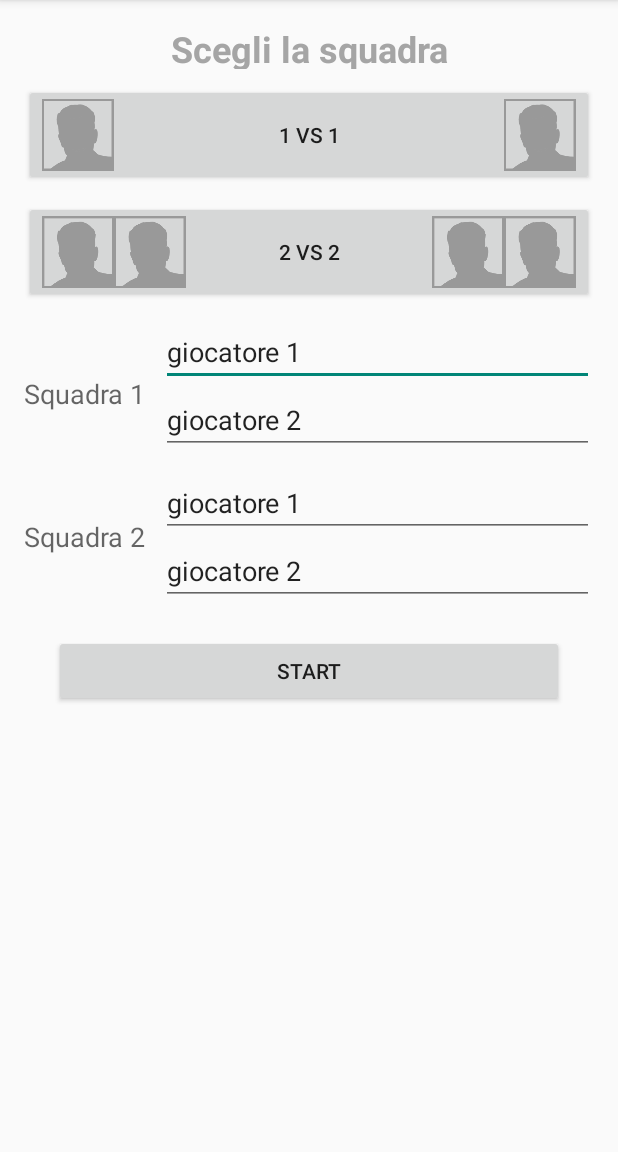
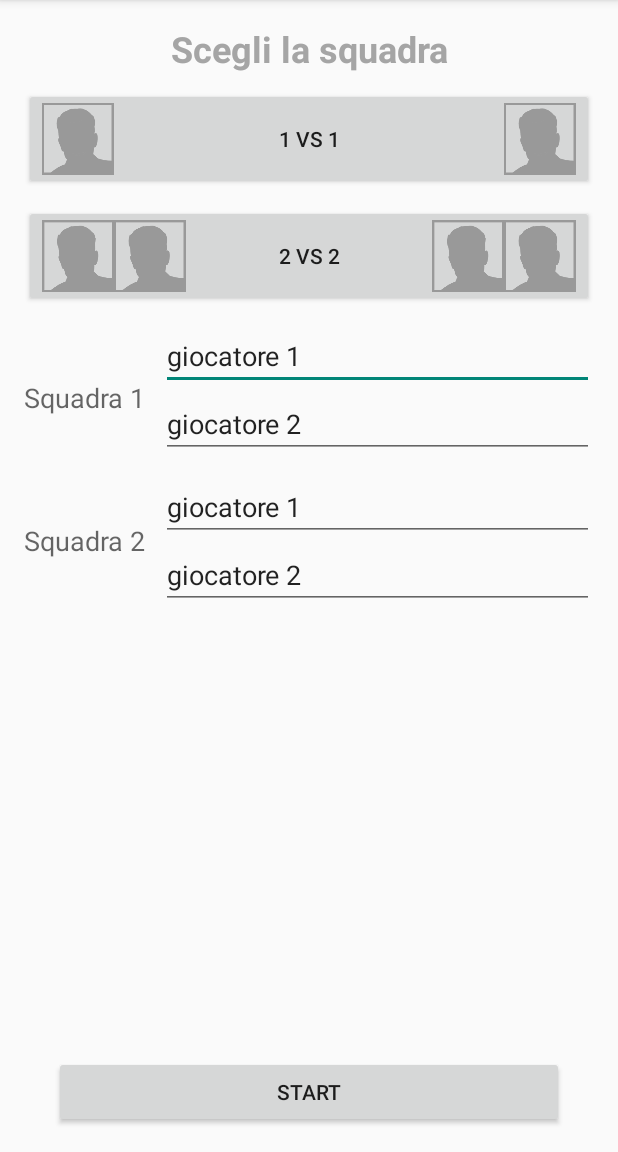
Before and after one commit to powettino/BurracoScore, an Android app: the screen it shows after launch (TeamLogin), on a phone screen of 412 x 824 dp, the part 84-1236 px from its top. Run offline under Robolectric (Android 15) with nearby library versions, the phone set to English and light mode, and no system bars.

Commit message:
aggiunto il realtive layout funzionante(ok ora)

```diff
--- a/app/src/main/res/layout/activity_team_login.xml
+++ b/app/src/main/res/layout/activity_team_login.xml
@@ -2,149 +2,159 @@
     xmlns:tools="http://schemas.android.com/tools"
     android:layout_width="match_parent"
     android:layout_height="match_parent"
+    android:orientation="vertical"
+    android:paddingBottom="@dimen/activity_vertical_margin"
     android:paddingLeft="@dimen/activity_horizontal_margin"
     android:paddingRight="@dimen/activity_horizontal_margin"
     android:paddingTop="@dimen/activity_vertical_margin"
-    android:paddingBottom="@dimen/activity_vertical_margin"
-    tools:context=".TeamLogin"
-    android:orientation="vertical"
-    android:weightSum="100">
+    tools:context=".TeamLogin">
 
     <TextView
+        android:id="@+id/typeGame"
         android:layout_width="fill_parent"
         android:layout_height="wrap_content"
+        android:layout_gravity="center"
+        android:gravity="center"
+        android:text="@string/tipoPartita"
         android:textAppearance="?android:attr/textAppearanceLarge"
-        android:text="@string/tipoPartita"
-        android:id="@+id/typeGame"
-        android:gravity="center"
         android:textColor="#ffa5a5a5"
         android:textSize="@dimen/abc_text_size_headline_material"
-        android:textStyle="bold"
-        android:layout_gravity="center"
-        android:layout_weight="10" />
+        android:textStyle="bold" />
 
     <LinearLayout
         android:layout_width="fill_parent"
-        android:layout_height="fill_parent"
-        android:columnCount="1"
-        android:rowCount="3"
-        android:orientation="vertical"
-        android:layout_gravity="center"
-        android:layout_weight="90">
+        android:layout_height="match_parent"
+        android:layout_gravity="center|bottom"
+        android:orientation="vertical">
+
+        <RelativeLayout
+            android:layout_width="fill_parent"
+            android:layout_height="match_parent"
+            android:layout_gravity="center">
 
             <Button
+                android:id="@+id/single"
                 android:layout_width="match_parent"
                 android:layout_height="wrap_content"
-            android:text="@string/gameSingolo"
-            android:id="@+id/single"
                 android:layout_gravity="center"
+                android:layout_marginTop="10sp"
                 android:drawableLeft="@drawable/avatar"
                 android:drawableRight="@drawable/avatar"
-            android:layout_marginTop="10sp" />
+                android:text="@string/gameSingolo"
+                android:layout_alignParentTop="true" />
 
             <Button
+                android:id="@+id/couple"
                 android:layout_width="match_parent"
                 android:layout_height="wrap_content"
-            android:text="@string/gameDoppio"
-            android:id="@+id/couple"
                 android:layout_gravity="center"
+                android:layout_marginTop="10sp"
                 android:drawableLeft="@drawable/d_avatar"
                 android:drawableRight="@drawable/d_avatar"
-            android:layout_marginTop="10sp"/>
+                android:text="@string/gameDoppio"
+                android:layout_below="@+id/single" />
 
             <GridLayout
                 android:layout_width="match_parent"
                 android:layout_height="wrap_content"
                 android:layout_marginTop="10sp"
                 android:columnCount="2"
+                android:orientation="horizontal"
                 android:rowCount="4"
-            android:orientation="horizontal">
+                android:layout_centerInParent="true"
+                android:layout_below="@+id/couple"
+                android:layout_alignParentBottom="false"
+                android:layout_alignParentTop="false"
+                android:layout_alignWithParentIfMissing="false">
 
                 <TextView
+                    android:id="@+id/textView"
                     android:layout_width="wrap_content"
                     android:layout_height="wrap_content"
-                android:textAppearance="?android:attr/textAppearanceMedium"
-                android:text="@string/labelSquadra1"
-                android:id="@+id/textView"
+                    android:layout_column="0"
+                    android:layout_gravity="center_vertical"
                     android:layout_marginTop="10sp"
-                android:layout_column="0"
                     android:layout_row="0"
                     android:layout_rowSpan="2"
-                android:layout_gravity="center_vertical" />
+                    android:text="@string/labelSquadra1"
+                    android:textAppearance="?android:attr/textAppearanceMedium" />
 
                 <EditText
+                    android:id="@+id/editText"
                     android:layout_width="wrap_content"
                     android:layout_height="wrap_content"
+                    android:layout_column="1"
+                    android:layout_gravity="fill"
+                    android:layout_marginLeft="10dp"
+                    android:layout_row="0"
+                    android:autoText="false"
+                    android:ems="10"
                     android:inputType="textCapWords|textPersonName|textAutoComplete"
-                android:text="@string/nomeGiocatore11"
-                android:ems="10"
-                android:id="@+id/editText"
-                android:layout_gravity="fill"
-                android:autoText="false"
-                android:layout_column="1"
-                android:layout_row="0"
-                android:layout_marginLeft="10dp" />
+                    android:text="@string/nomeGiocatore11" />
 
                 <EditText
+                    android:id="@+id/editText2"
                     android:layout_width="wrap_content"
                     android:layout_height="wrap_content"
+                    android:layout_column="1"
+                    android:layout_gravity="fill"
+                    android:layout_marginLeft="10sp"
+                    android:layout_row="1"
+                    android:ems="10"
                     android:inputType="textCapWords|textPersonName|textAutoComplete"
-                android:text="@string/nomeGiocatore12"
-                android:ems="10"
-                android:id="@+id/editText2"
-                android:layout_column="1"
-                android:layout_row="1"
-                android:layout_marginLeft="10sp"
-                android:layout_gravity="fill" />
+                    android:text="@string/nomeGiocatore12" />
 
                 <TextView
+                    android:id="@+id/textView2"
                     android:layout_width="wrap_content"
                     android:layout_height="wrap_content"
-                android:textAppearance="?android:attr/textAppearanceMedium"
-                android:text="@string/labelSquadra2"
-                android:id="@+id/textView2"
+                    android:layout_column="0"
+                    android:layout_gravity="center_vertical"
                     android:layout_marginTop="10sp"
-                android:layout_column="0"
                     android:layout_row="2"
                     android:layout_rowSpan="2"
-                android:layout_gravity="center_vertical" />
+                    android:text="@string/labelSquadra2"
+                    android:textAppearance="?android:attr/textAppearanceMedium" />
 
                 <EditText
+                    android:id="@+id/editText3"
                     android:layout_width="wrap_content"
                     android:layout_height="wrap_content"
+                    android:layout_column="1"
+                    android:layout_gravity="fill"
+                    android:layout_marginLeft="10sp"
+                    android:layout_marginTop="10sp"
+                    android:layout_row="2"
+                    android:ems="10"
                     android:inputType="textCapWords|textPersonName|textAutoComplete"
-                android:text="@string/nomeGiocatore21"
-                android:ems="10"
-                android:id="@+id/editText3"
-                android:layout_column="1"
-                android:layout_row="2"
-                android:layout_marginLeft="10sp"
-                android:layout_gravity="fill"
-                android:layout_marginTop="10sp" />
+                    android:text="@string/nomeGiocatore21" />
 
                 <EditText
+                    android:id="@+id/editText4"
                     android:layout_width="wrap_content"
                     android:layout_height="wrap_content"
+                    android:layout_column="1"
+                    android:layout_gravity="fill"
+                    android:layout_marginLeft="10sp"
+                    android:layout_row="3"
+                    android:ems="10"
                     android:inputType="textCapWords|textPersonName|textAutoComplete"
-                android:text="@string/nomegiocatore22"
-                android:ems="10"
-                android:id="@+id/editText4"
-                android:layout_column="1"
-                android:layout_row="3"
-                android:layout_gravity="fill"
-                android:layout_marginLeft="10sp" />
+                    android:text="@string/nomegiocatore22" />
             </GridLayout>
 
             <Button
+                android:id="@+id/button"
                 android:layout_width="match_parent"
                 android:layout_height="wrap_content"
-            android:text="@string/startButton"
-            android:id="@+id/button"
+                android:layout_alignParentBottom="true"
+                android:layout_gravity="center|bottom"
+                android:layout_marginLeft="20sp"
                 android:layout_marginRight="20sp"
-            android:layout_marginLeft="20sp"
+                android:layout_marginTop="20sp"
                 android:gravity="center"
-            android:layout_marginTop="20sp"
-            android:layout_gravity="center" />
+                android:text="@string/startButton" />
+
+        </RelativeLayout>
 
     </LinearLayout>
 
```
Lines whose indentation alone changed are shown as unchanged.
